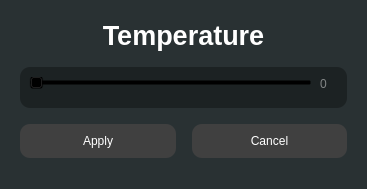
Before: the Qt Designer form client/UI/temperature.ui in Inso4ka/CL-system, drawn with Qt 5.
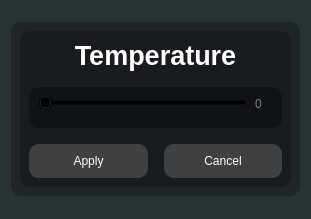
After: the same form once the commit is applied. Icons and pictures are not drawn.

```diff
--- a/client/UI/temperature.ui
+++ b/client/UI/temperature.ui
@@ -6,8 +6,8 @@
    <rect>
     <x>0</x>
     <y>0</y>
-    <width>367</width>
-    <height>189</height>
+    <width>311</width>
+    <height>219</height>
    </rect>
   </property>
   <property name="windowTitle">
@@ -18,6 +18,32 @@
 
 </string>
   </property>
+  <layout class="QVBoxLayout" name="verticalLayout_5">
+   <item>
+    <spacer name="verticalSpacer_2">
+     <property name="orientation">
+      <enum>Qt::Vertical</enum>
+     </property>
+     <property name="sizeHint" stdset="0">
+      <size>
+       <width>20</width>
+       <height>40</height>
+      </size>
+     </property>
+    </spacer>
+   </item>
+   <item>
+    <widget class="QFrame" name="frame_2">
+     <property name="styleSheet">
+      <string notr="true">background-color: rgba(0, 0, 0, 60);
+border-radius: 10px;</string>
+     </property>
+     <property name="frameShape">
+      <enum>QFrame::StyledPanel</enum>
+     </property>
+     <property name="frameShadow">
+      <enum>QFrame::Raised</enum>
+     </property>
   <layout class="QVBoxLayout" name="verticalLayout_4">
    <item>
     <widget class="QWidget" name="widget" native="true">
@@ -34,7 +60,9 @@
          </font>
         </property>
         <property name="styleSheet">
-         <string notr="true">color: white</string>
+            <string notr="true">color: white;
+background-color : transparent; 
+border: none; </string>
         </property>
         <property name="text">
          <string>Temperature</string>
@@ -176,6 +204,9 @@
          </widget>
         </item>
        </layout>
+         </item>
+        </layout>
+       </widget>
       </item>
      </layout>
     </widget>
```
Lines whose indentation alone changed are shown as unchanged.
